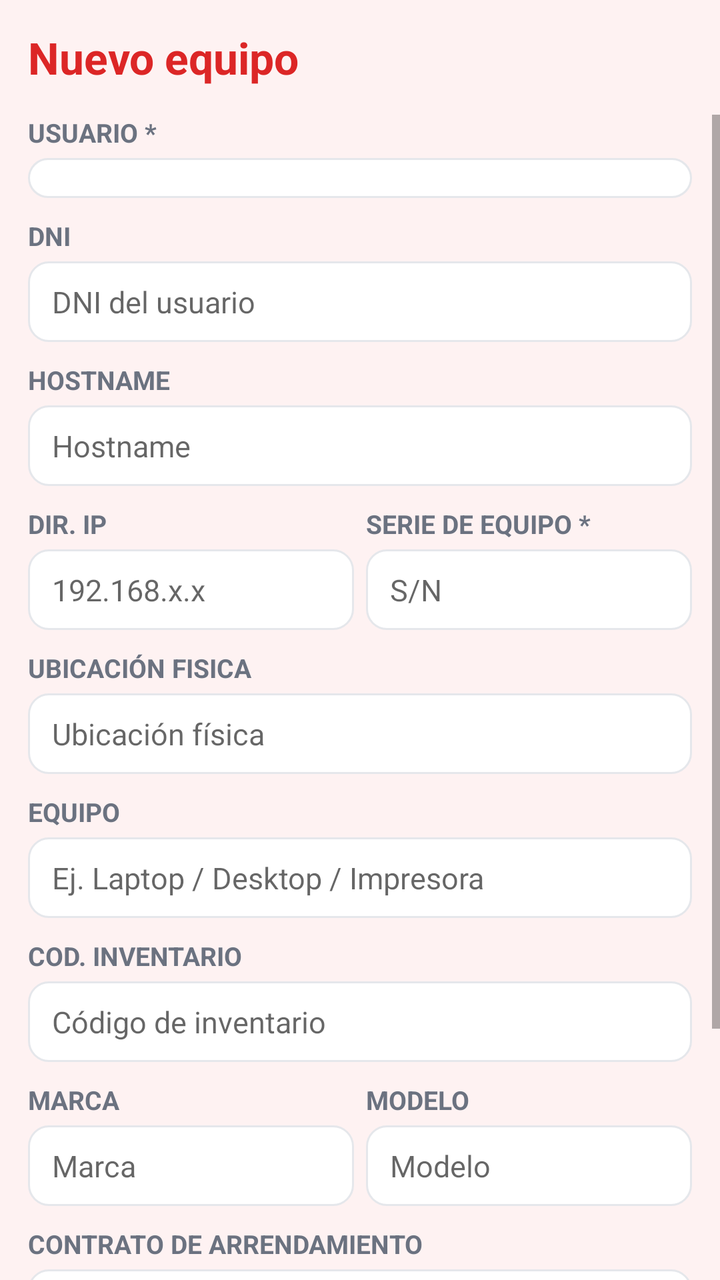
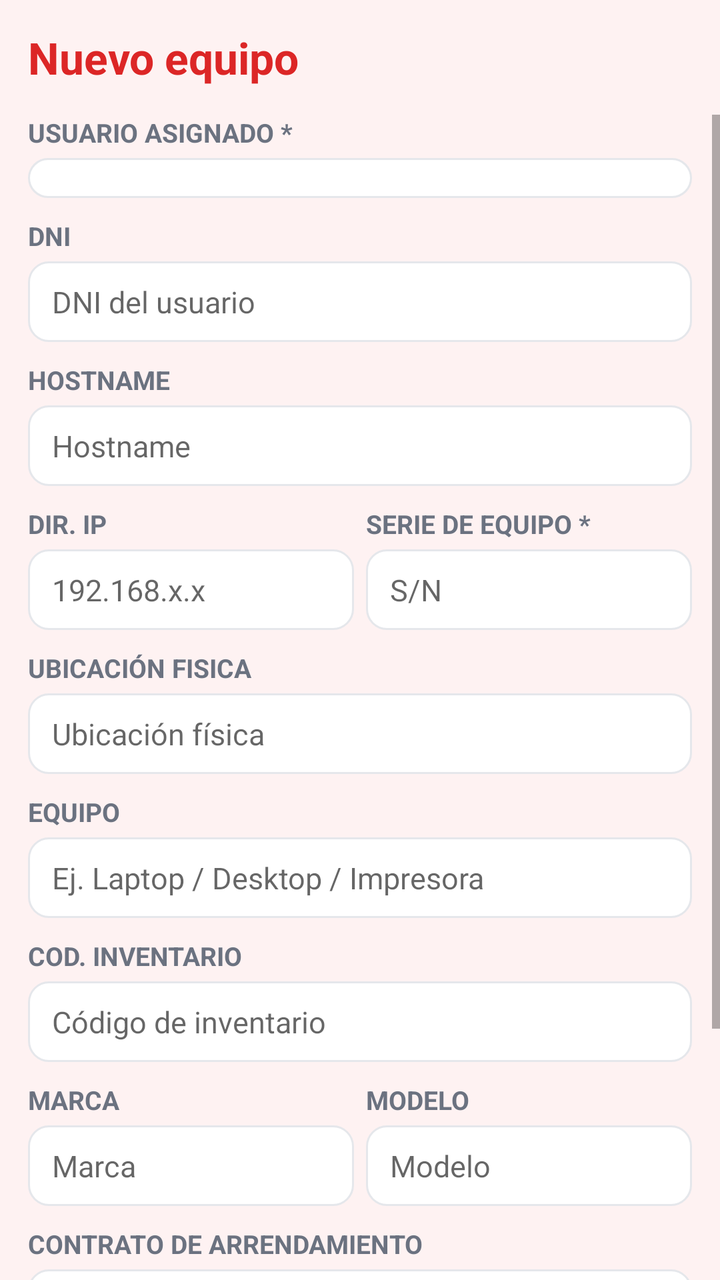

Compare the two renders of this Android layout. The source of the first and the diff that turns it into the second are given below.
<!-- AndroidManifest.xml: application theme AppTheme -->
<!-- res/layout/activity_equipo_form.xml -->
<?xml version="1.0" encoding="utf-8"?>
<LinearLayout xmlns:android="http://schemas.android.com/apk/res/android"
    android:layout_width="match_parent"
    android:layout_height="match_parent"
    android:orientation="vertical"
    android:fitsSystemWindows="true"
    android:background="@color/bg">

    <TextView
        android:id="@+id/formEquipoTitle"
        android:layout_width="wrap_content"
        android:layout_height="wrap_content"
        android:layout_margin="14dp"
        style="@style/Title"
        android:text="Nuevo equipo" />

    <ScrollView
        android:layout_width="match_parent"
        android:layout_height="0dp"
        android:layout_weight="1">

        <LinearLayout
            android:layout_width="match_parent"
            android:layout_height="wrap_content"
            android:orientation="vertical"
            android:paddingLeft="14dp"
            android:paddingRight="14dp"
            android:paddingBottom="14dp">

            <TextView
                android:layout_width="wrap_content"
                android:layout_height="wrap_content"
                style="@style/Label"
                android:text="USUARIO *" />

            <Spinner
                android:id="@+id/eqResponsable"
                style="@style/Input"
                android:layout_marginTop="4dp" />

            <TextView
                android:layout_width="wrap_content"
                android:layout_height="wrap_content"
                android:layout_marginTop="10dp"
                style="@style/Label"
                android:text="DNI" />

            <EditText
                android:id="@+id/eqDni"
                style="@style/Input"
                android:layout_marginTop="4dp"
                android:hint="DNI del usuario"
                android:singleLine="true" />

            <TextView
                android:layout_width="wrap_content"
                android:layout_height="wrap_content"
                android:layout_marginTop="10dp"
                style="@style/Label"
                android:text="HOSTNAME" />

            <EditText
                android:id="@+id/eqHostname"
                style="@style/Input"
                android:layout_marginTop="4dp"
                android:hint="Hostname"
                android:singleLine="true" />

            <LinearLayout
                android:layout_width="match_parent"
                android:layout_height="wrap_content"
                android:layout_marginTop="10dp"
                android:orientation="horizontal">

                <LinearLayout
                    android:layout_width="0dp"
                    android:layout_height="wrap_content"
                    android:layout_weight="1"
                    android:layout_marginRight="6dp"
                    android:orientation="vertical">

                    <TextView
                        android:layout_width="wrap_content"
                        android:layout_height="wrap_content"
                        style="@style/Label"
                        android:text="DIR. IP" />

                    <EditText
                        android:id="@+id/eqIp"
                        style="@style/Input"
                        android:layout_marginTop="4dp"
                        android:hint="192.168.x.x"
                        android:singleLine="true" />
                </LinearLayout>

                <LinearLayout
                    android:layout_width="0dp"
                    android:layout_height="wrap_content"
                    android:layout_weight="1"
                    android:orientation="vertical">

                    <TextView
                        android:layout_width="wrap_content"
                        android:layout_height="wrap_content"
                        style="@style/Label"
                        android:text="SERIE DE EQUIPO *" />

                    <EditText
                        android:id="@+id/eqSerie"
                        style="@style/Input"
                        android:layout_marginTop="4dp"
                        android:hint="S/N"
                        android:singleLine="true" />
                </LinearLayout>
            </LinearLayout>

            <TextView
                android:layout_width="wrap_content"
                android:layout_height="wrap_content"
                android:layout_marginTop="10dp"
                style="@style/Label"
                android:text="UBICACIÓN FISICA" />

            <EditText
                android:id="@+id/eqUbicacion"
                style="@style/Input"
                android:layout_marginTop="4dp"
                android:hint="Ubicación física"
                android:singleLine="true" />

            <TextView
                android:layout_width="wrap_content"
                android:layout_height="wrap_content"
                android:layout_marginTop="10dp"
                style="@style/Label"
                android:text="EQUIPO" />

            <EditText
                android:id="@+id/eqEquipo"
                style="@style/Input"
                android:layout_marginTop="4dp"
                android:hint="Ej. Laptop / Desktop / Impresora"
                android:singleLine="true" />

            <TextView
                android:layout_width="wrap_content"
                android:layout_height="wrap_content"
                android:layout_marginTop="10dp"
                style="@style/Label"
                android:text="COD. INVENTARIO" />

            <EditText
                android:id="@+id/eqCodInv"
                style="@style/Input"
                android:layout_marginTop="4dp"
                android:hint="Código de inventario"
                android:singleLine="true" />

            <LinearLayout
                android:layout_width="match_parent"
                android:layout_height="wrap_content"
                android:layout_marginTop="10dp"
                android:orientation="horizontal">

                <LinearLayout
                    android:layout_width="0dp"
                    android:layout_height="wrap_content"
                    android:layout_weight="1"
                    android:layout_marginRight="6dp"
                    android:orientation="vertical">

                    <TextView
                        android:layout_width="wrap_content"
                        android:layout_height="wrap_content"
                        style="@style/Label"
                        android:text="MARCA" />

                    <EditText
                        android:id="@+id/eqMarca"
                        style="@style/Input"
                        android:layout_marginTop="4dp"
                        android:hint="Marca"
                        android:singleLine="true" />
                </LinearLayout>

                <LinearLayout
                    android:layout_width="0dp"
                    android:layout_height="wrap_content"
                    android:layout_weight="1"
                    android:orientation="vertical">

                    <TextView
                        android:layout_width="wrap_content"
                        android:layout_height="wrap_content"
                        style="@style/Label"
                        android:text="MODELO" />

                    <EditText
                        android:id="@+id/eqModelo"
                        style="@style/Input"
                        android:layout_marginTop="4dp"
                        android:hint="Modelo"
                        android:singleLine="true" />
                </LinearLayout>
            </LinearLayout>

            <TextView
                android:layout_width="wrap_content"
                android:layout_height="wrap_content"
                android:layout_marginTop="10dp"
                style="@style/Label"
                android:text="CONTRATO DE ARRENDAMIENTO" />

            <EditText
                android:id="@+id/eqContrato"
                style="@style/Input"
                android:layout_marginTop="4dp"
                android:hint="Contrato de arrendamiento"
                android:singleLine="true" />

            <TextView
                android:layout_width="wrap_content"
                android:layout_height="wrap_content"
                android:layout_marginTop="10dp"
                style="@style/Label"
                android:text="STATUS" />

            <Spinner
                android:id="@+id/eqStatus"
                style="@style/Input"
                android:layout_marginTop="4dp" />

            <LinearLayout
                android:layout_width="match_parent"
                android:layout_height="wrap_content"
                android:layout_marginTop="18dp"
                android:orientation="horizontal">

                <Button
                    android:id="@+id/btnEliminarEquipo"
                    style="@style/BtnDanger"
                    android:layout_width="0dp"
                    android:layout_height="wrap_content"
                    android:layout_weight="1"
                    android:layout_marginRight="6dp"
                    android:text="Eliminar" />

                <Button
                    android:id="@+id/btnGuardarEquipo"
                    style="@style/BtnPrimary"
                    android:layout_width="0dp"
                    android:layout_height="wrap_content"
                    android:layout_weight="1"
                    android:text="Guardar equipo" />
            </LinearLayout>
        </LinearLayout>
    </ScrollView>
</LinearLayout>
<!-- resources referenced by this layout -->
<resources>
  <color name="bg">#FEF2F2</color>
  <style name="BtnDanger" parent="android:Widget.Button">
          <item name="android:background">@drawable/bg_button_danger</item>
          <item name="android:textColor">#FFFFFF</item>
          <item name="android:textSize">16sp</item>
          <item name="android:textStyle">bold</item>
          <item name="android:textAllCaps">false</item>
          <item name="android:paddingLeft">18dp</item>
          <item name="android:paddingRight">18dp</item>
          <item name="android:paddingTop">10dp</item>
          <item name="android:paddingBottom">10dp</item>
      </style>
  <style name="Input">
          <item name="android:background">@drawable/bg_input</item>
          <item name="android:paddingLeft">12dp</item>
          <item name="android:paddingRight">12dp</item>
          <item name="android:paddingTop">10dp</item>
          <item name="android:paddingBottom">10dp</item>
          <item name="android:textSize">15sp</item>
          <item name="android:textColor">@color/text_primary</item>
          <item name="android:layout_width">match_parent</item>
          <item name="android:layout_height">wrap_content</item>
      </style>
  <style name="Label">
          <item name="android:textSize">13sp</item>
          <item name="android:textStyle">bold</item>
          <item name="android:textColor">@color/text_secondary</item>
      </style>
  <style name="Title">
          <item name="android:textSize">22sp</item>
          <item name="android:textStyle">bold</item>
          <item name="android:textColor">@color/primary</item>
      </style>
  <style name="AppTheme" parent="android:Theme.Material.Light.NoActionBar">
          <item name="android:statusBarColor">@color/primary</item>
          <item name="android:navigationBarColor">@color/primary</item>
          <item name="android:windowBackground">@color/bg</item>
          <item name="android:colorAccent">@color/primary</item>
          <item name="android:forceDarkAllowed">false</item>
          <item name="android:windowOptOutEdgeToEdgeEnforcement">true</item>
          <item name="android:windowLayoutInDisplayCutoutMode">shortEdges</item>
      </style>
  <!-- drawable bg_button_danger (drawable) -->
  <?xml version="1.0" encoding="utf-8"?>
  <selector xmlns:android="http://schemas.android.com/apk/res/android">
      <item android:state_pressed="true">
          <shape android:shape="rectangle">
              <solid android:color="#B91C1C" />
              <corners android:radius="10dp" />
          </shape>
      </item>
      <item>
          <shape android:shape="rectangle">
              <solid android:color="@color/danger" />
              <corners android:radius="10dp" />
          </shape>
      </item>
  </selector>
  <!-- drawable bg_button_primary (drawable) -->
  <?xml version="1.0" encoding="utf-8"?>
  <selector xmlns:android="http://schemas.android.com/apk/res/android">
      <item android:state_pressed="true">
          <shape android:shape="rectangle">
              <solid android:color="@color/primary_dark" />
              <corners android:radius="10dp" />
          </shape>
      </item>
      <item>
          <shape android:shape="rectangle">
              <solid android:color="@color/primary" />
              <corners android:radius="10dp" />
          </shape>
      </item>
  </selector>
  <color name="text_primary">#4A1D1D</color>
  <color name="text_secondary">#6B7280</color>
  <color name="primary">#DC2626</color>
  <color name="danger">#DC2626</color>
  <color name="primary_dark">#B91C1C</color>
  <color name="card">#FFFFFF</color>
  <color name="border">#E5E7EB</color>
</resources>

<!-- the commit's change to res/layout/activity_equipo_form.xml (unified diff, before → after) -->
@@ -31,7 +31,7 @@
                 android:layout_width="wrap_content"
                 android:layout_height="wrap_content"
                 style="@style/Label"
-                android:text="USUARIO *" />
+                android:text="USUARIO ASIGNADO *" />
 
             <Spinner
                 android:id="@+id/eqResponsable"
